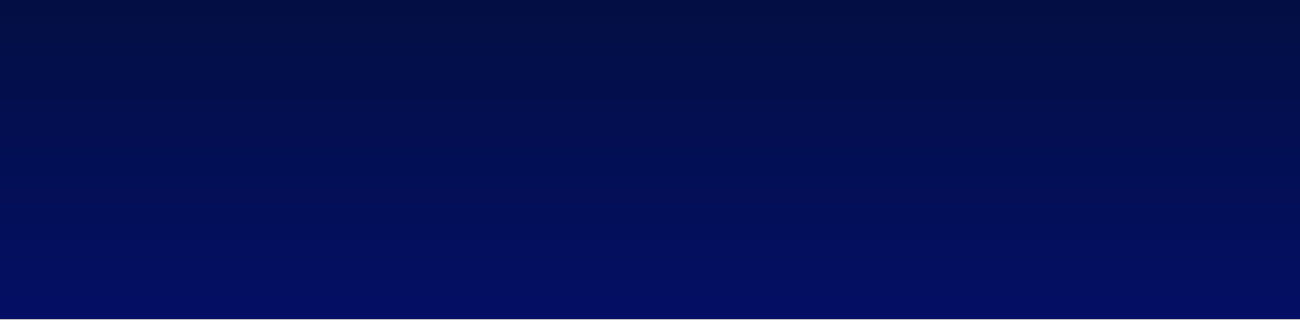
whitehatcat-JE/software-tracker, file ticket-software/management.ui: the form before one commit; both pictures show x 0 to 1300 and y 480 to 800 of the 1300 by 800 pixel window.
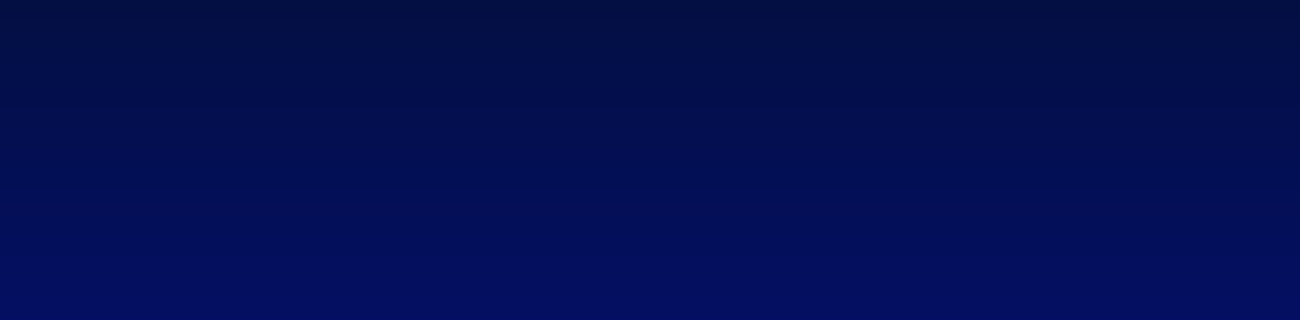
The form after the commit.

Patch:
```diff
--- a/ticket-software/management.ui
+++ b/ticket-software/management.ui
@@ -31,10 +31,10 @@
    </property>
    <property name="geometry">
     <rect>
-     <x>-20</x>
-     <y>10</y>
+     <x>-10</x>
+     <y>-10</y>
      <width>1331</width>
-     <height>791</height>
+     <height>831</height>
     </rect>
    </property>
    <property name="styleSheet">
```
